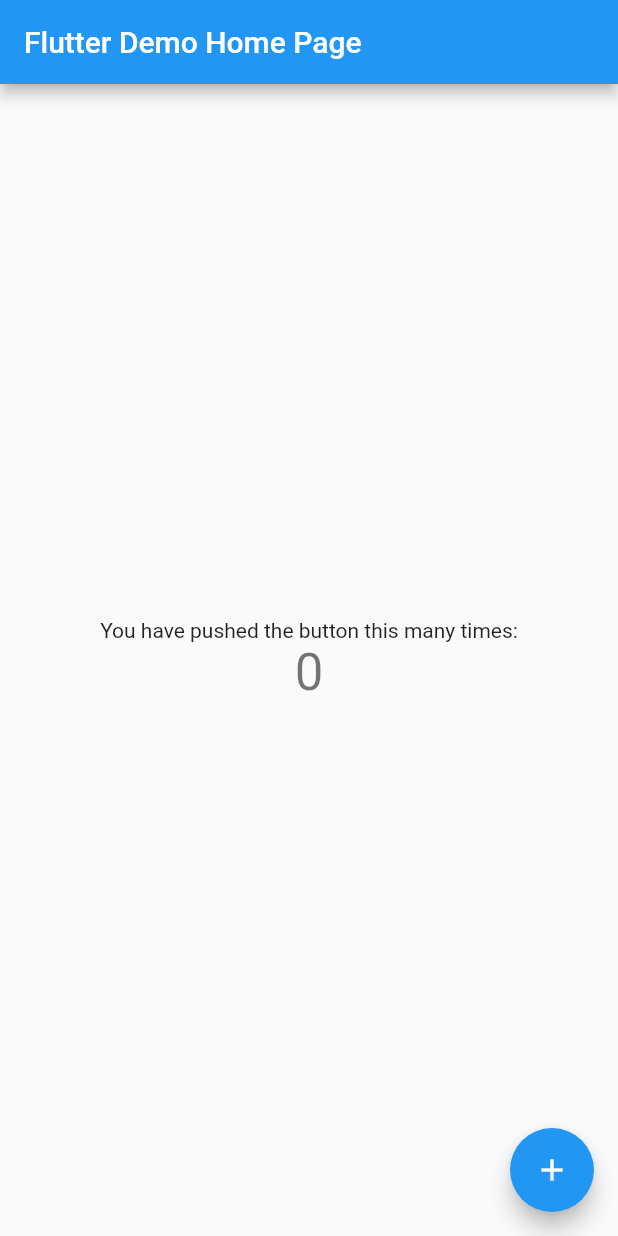
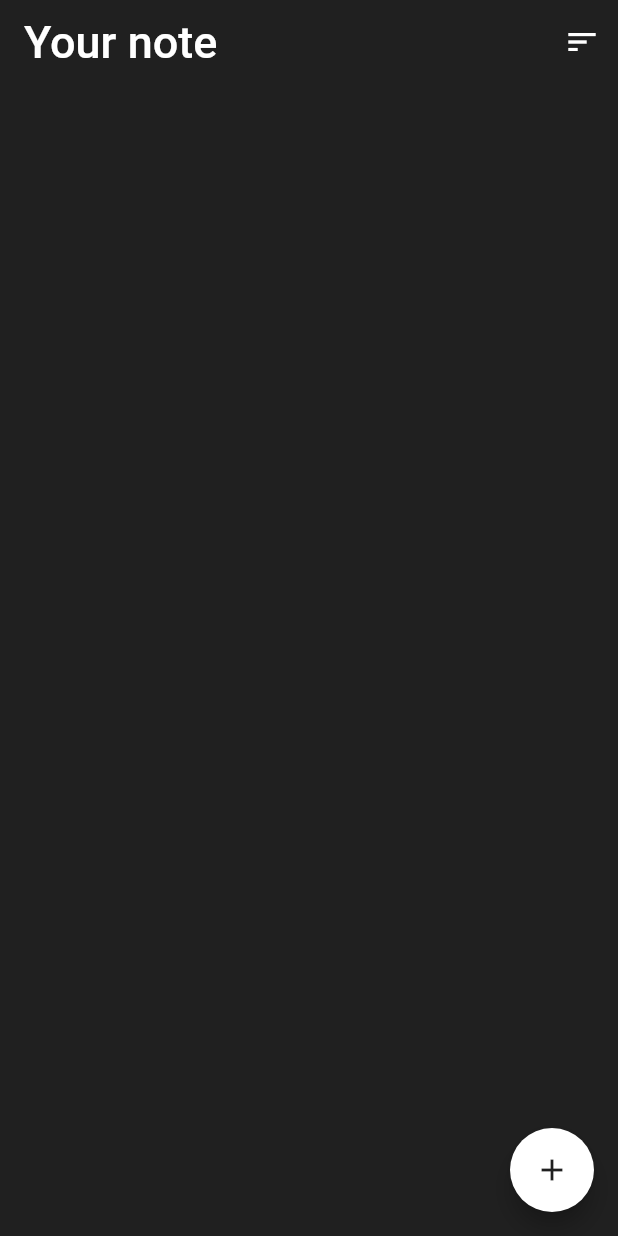
Before and after one commit to clouari/flutter_note_app, a Flutter app: the screen it shows after launch, on a phone screen of 412 x 824 dp. Run offline on Flutter 3.47's test engine with Material 2 defaults, Android fonts, the phone set to English and light mode, and no system bars; our stand-ins replace freezed_annotation, sqflite; accounts and stored records are empty.

Commit message:
25.[ UI ] main에서 전체 구성과, notes_screen의 앱바부분 완료

```diff
--- a/lib/main.dart
+++ b/lib/main.dart
@@ -1,4 +1,6 @@
 import 'package:flutter/material.dart';
+import 'package:flutter_note_app/presentation/notes/notes_screen.dart';
+import 'package:flutter_note_app/ui/colors.dart';
 
 void main() {
   runApp(const MyApp());
@@ -13,103 +15,19 @@ class MyApp extends StatelessWidget {
     return MaterialApp(
       title: 'Flutter Demo',
       theme: ThemeData(
-        // This is the theme of your application.
-        //
-        // Try running your application with "flutter run". You'll see the
-        // application has a blue toolbar. Then, without quitting the app, try
-        // changing the primarySwatch below to Colors.green and then invoke
-        // "hot reload" (press "r" in the console where you ran "flutter run",
-        // or simply save your changes to "hot reload" in a Flutter IDE).
-        // Notice that the counter didn't reset back to zero; the application
-        // is not restarted.
-        primarySwatch: Colors.blue,
+        primaryColor: Colors.white,
+        backgroundColor: darkGray,
+        canvasColor: darkGray,
+        floatingActionButtonTheme:
+            Theme.of(context).floatingActionButtonTheme.copyWith(
+                  backgroundColor: Colors.white,
+                  foregroundColor: darkGray,
+                ),
+        appBarTheme: Theme.of(context).appBarTheme.copyWith(
+              backgroundColor: darkGray,
+            ),
       ),
-      home: const MyHomePage(title: 'Flutter Demo Home Page'),
+      home: const NotesScreen(),
     );
   }
 }
-
-class MyHomePage extends StatefulWidget {
-  const MyHomePage({Key? key, required this.title}) : super(key: key);
-
-  // This widget is the home page of your application. It is stateful, meaning
-  // that it has a State object (defined below) that contains fields that affect
-  // how it looks.
-
-  // This class is the configuration for the state. It holds the values (in this
-  // case the title) provided by the parent (in this case the App widget) and
-  // used by the build method of the State. Fields in a Widget subclass are
-  // always marked "final".
-
-  final String title;
-
-  @override
-  State<MyHomePage> createState() => _MyHomePageState();
-}
-
-class _MyHomePageState extends State<MyHomePage> {
-  int _counter = 0;
-
-  void _incrementCounter() {
-    setState(() {
-      // This call to setState tells the Flutter framework that something has
-      // changed in this State, which causes it to rerun the build method below
-      // so that the display can reflect the updated values. If we changed
-      // _counter without calling setState(), then the build method would not be
-      // called again, and so nothing would appear to happen.
-      _counter++;
-    });
-  }
-
-  @override
-  Widget build(BuildContext context) {
-    // This method is rerun every time setState is called, for instance as done
-    // by the _incrementCounter method above.
-    //
-    // The Flutter framework has been optimized to make rerunning build methods
-    // fast, so that you can just rebuild anything that needs updating rather
-    // than having to individually change instances of widgets.
-    return Scaffold(
-      appBar: AppBar(
-        // Here we take the value from the MyHomePage object that was created by
-        // the App.build method, and use it to set our appbar title.
-        title: Text(widget.title),
-      ),
-      body: Center(
-        // Center is a layout widget. It takes a single child and positions it
-        // in the middle of the parent.
-        child: Column(
-          // Column is also a layout widget. It takes a list of children and
-          // arranges them vertically. By default, it sizes itself to fit its
-          // children horizontally, and tries to be as tall as its parent.
-          //
-          // Invoke "debug painting" (press "p" in the console, choose the
-          // "Toggle Debug Paint" action from the Flutter Inspector in Android
-          // Studio, or the "Toggle Debug Paint" command in Visual Studio Code)
-          // to see the wireframe for each widget.
-          //
-          // Column has various properties to control how it sizes itself and
-          // how it positions its children. Here we use mainAxisAlignment to
-          // center the children vertically; the main axis here is the vertical
-          // axis because Columns are vertical (the cross axis would be
-          // horizontal).
-          mainAxisAlignment: MainAxisAlignment.center,
-          children: <Widget>[
-            const Text(
-              'You have pushed the button this many times:',
-            ),
-            Text(
-              '$_counter',
-              style: Theme.of(context).textTheme.headline4,
-            ),
-          ],
-        ),
-      ),
-      floatingActionButton: FloatingActionButton(
-        onPressed: _incrementCounter,
-        tooltip: 'Increment',
-        child: const Icon(Icons.add),
-      ), // This trailing comma makes auto-formatting nicer for build methods.
-    );
-  }
-}
--- /dev/null
+++ b/lib/presentation/notes/notes_screen.dart
@@ -0,0 +1,30 @@
+import 'package:flutter/material.dart';
+
+class NotesScreen extends StatelessWidget {
+  const NotesScreen({Key? key}) : super(key: key);
+
+  @override
+  Widget build(BuildContext context) {
+    return Scaffold(
+      appBar: AppBar(
+        centerTitle: false,
+        title: const Text(
+          'Your note',
+          style: TextStyle(fontSize: 30),
+        ),
+        elevation: 0,
+        actions: [
+          IconButton(
+            onPressed: () {},
+            icon: const Icon(Icons.sort),
+          )
+        ],
+      ),
+      body: Container(),
+      floatingActionButton: FloatingActionButton(
+        onPressed: () {},
+        child: const Icon(Icons.add),
+      ),
+    );
+  }
+}
```
